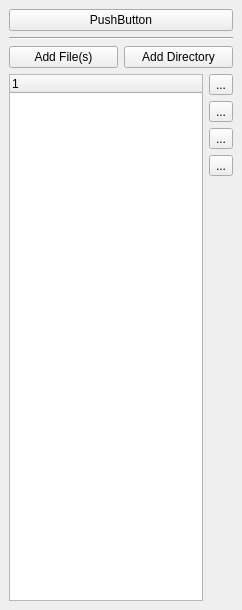
Old version of the form DesignerTool/src/WidgetAtlas.ui in the repository GameOverture/HarmonyEngine.
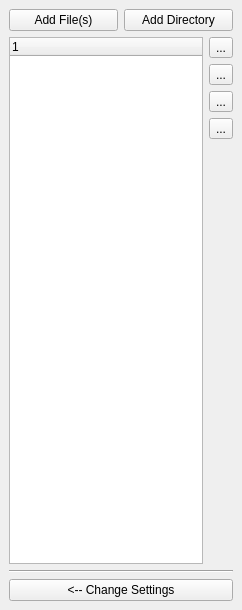
New version of the form. The open tabs and pages were chosen to show the change.

Commit message: Fixed some issues and remaining TODO's in texture importing.

Patch:
```diff
--- a/DesignerTool/src/WidgetAtlas.ui
+++ b/DesignerTool/src/WidgetAtlas.ui
@@ -647,20 +647,6 @@
      </widget>
      <widget class="QWidget" name="page_2">
       <layout class="QVBoxLayout" name="verticalLayout_3">
-       <item>
-        <widget class="QPushButton" name="pushButton">
-         <property name="text">
-          <string>PushButton</string>
-         </property>
-        </widget>
-       </item>
-       <item>
-        <widget class="Line" name="line_2">
-         <property name="orientation">
-          <enum>Qt::Horizontal</enum>
-         </property>
-        </widget>
-       </item>
        <item>
         <layout class="QHBoxLayout" name="horizontalLayout_2">
          <item>
@@ -737,6 +723,20 @@
          </item>
         </layout>
        </item>
+       <item>
+        <widget class="Line" name="line_2">
+         <property name="orientation">
+          <enum>Qt::Horizontal</enum>
+         </property>
+        </widget>
+       </item>
+       <item>
+        <widget class="QPushButton" name="btnChangeSettings">
+         <property name="text">
+          <string>&lt;-- Change Settings</string>
+         </property>
+        </widget>
+       </item>
       </layout>
      </widget>
     </widget>
```
Left out of the diff: 4 changed lines with no effect on the pictures. The commit also changes 2 other files.
